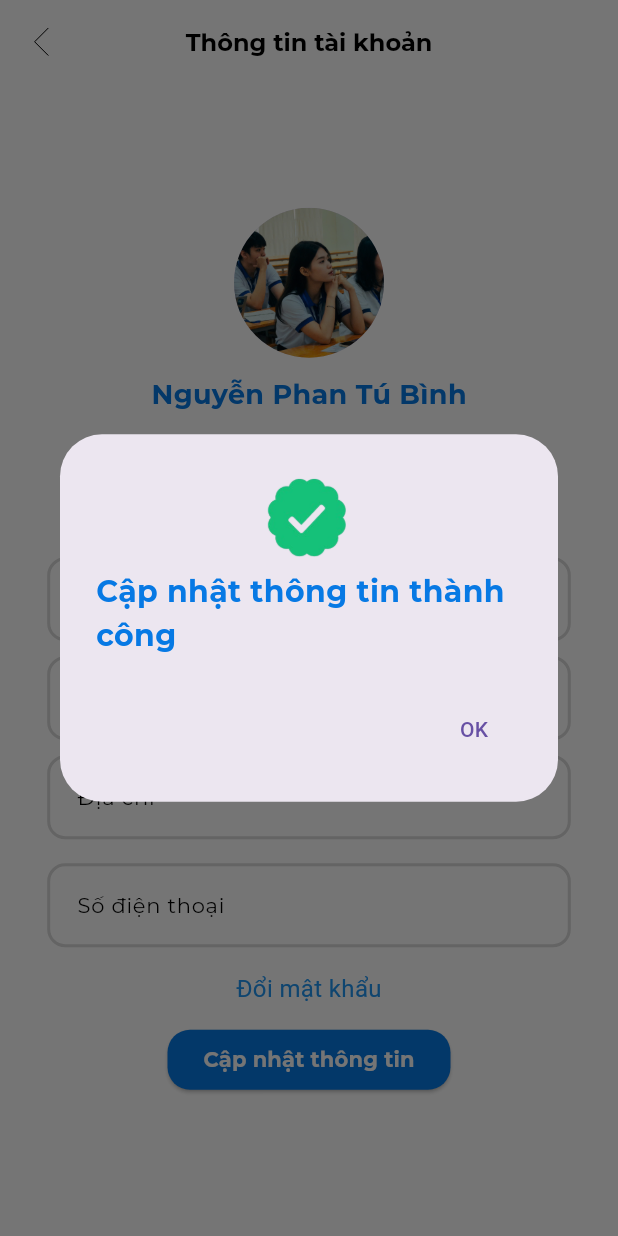
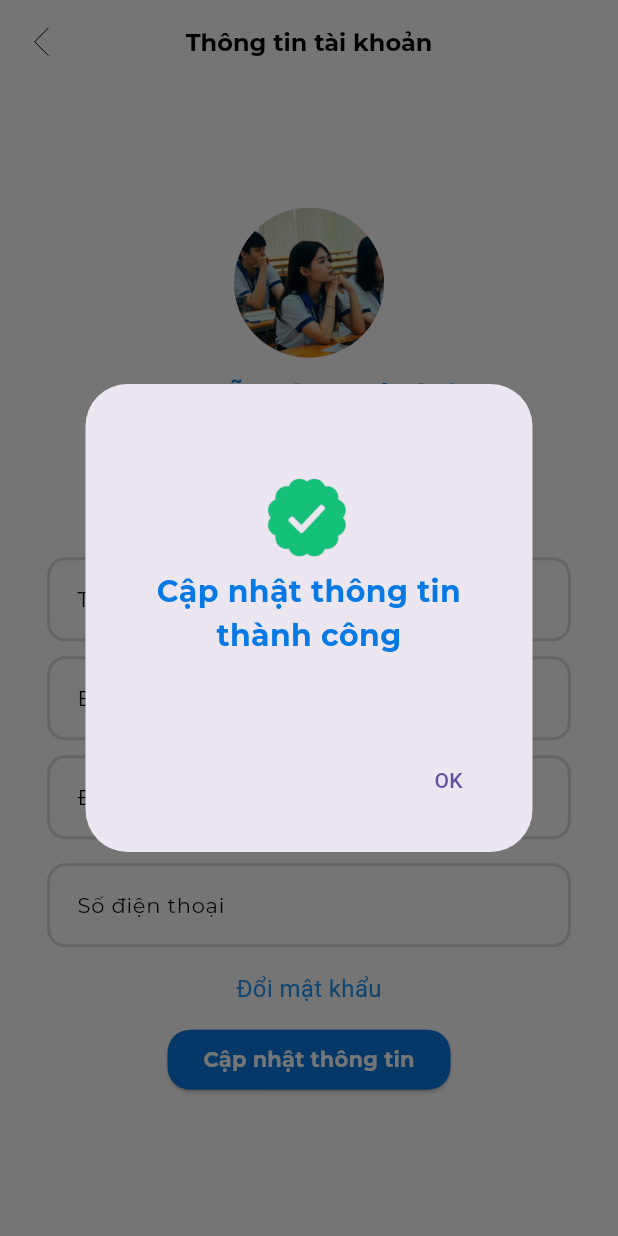
Before and after one commit to tubinguyen/Mobile-App, a Flutter app: the UpdateProfileScreen screen opened directly with empty values, after a tap on "Cập nhật thông tin", on a phone screen of 412 x 824 dp. Run offline on Flutter 3.47's test engine with Material 3 defaults, Android fonts, the phone set to English and light mode, and no system bars; our stand-ins replace flip_card, flutter_svg, flutter_tts, image_picker, permission_handler; Roboto replaces fonts that are missing (Semibold); project files that could hold a hidden picture were left out.

Commit message:
update profile creen and studysession

```diff
--- a/app_tienganh/lib/routes/navigation_page.dart
+++ b/app_tienganh/lib/routes/navigation_page.dart
@@ -1,5 +1,5 @@
 import 'package:flutter/material.dart';
-import '../views/cus/home_screen.dart';
+import '../views/cus/home_screen.dart';//0
 import '../views/cus/library_screen.dart';
 import '../views/cus/login_screen.dart';
 import '../views/cus/forget_password_screen.dart';
@@ -34,7 +34,7 @@ class NavigationPage extends StatefulWidget {
 class _NavigationPageState extends State<NavigationPage> {
   int _selectedIndex = 0;
 
-  final Set<int> _pagesWithHeader = {0, 1, 3, 4, 5, 12,14, 18, 19};
+  final Set<int> _pagesWithHeader = {0, 1, 3, 4, 5, 12,13,14,18, 19};
   final Set<int> _pagesWithBottomNavigationBar = {0, 1, 2, 3, 4};
 
   void _onItemTapped(int index) {
--- a/app_tienganh/lib/views/cus/order_screen.dart
+++ b/app_tienganh/lib/views/cus/order_screen.dart
@@ -67,7 +67,7 @@ class _OrderScreenState extends State<OrderScreen> {
      ),
 
         body: ListView.builder(
-          padding: const EdgeInsets.fromLTRB(21,14,21,0),
+          padding: const EdgeInsets.fromLTRB(10,14,10,0),
           itemCount: orders.length,
           itemBuilder: (context, index) {
             final order = orders[index];
--- a/app_tienganh/lib/views/cus/profile_screen.dart
+++ b/app_tienganh/lib/views/cus/profile_screen.dart
@@ -34,7 +34,7 @@ Widget build(BuildContext context) { // chữ context viết thường nha
       child: Padding(
         padding: const EdgeInsets.fromLTRB(31, 10, 31, 10),
         child: Column(
-          crossAxisAlignment: CrossAxisAlignment.center, // 🛠 thêm dòng này để canh giữa
+          crossAxisAlignment: CrossAxisAlignment.center, // thêm dòng này để canh giữa
           children: [
             //Account
             Account(profileImage: "assets/img/user.jpg", username: username),
--- a/app_tienganh/lib/views/cus/study_session_screen.dart
+++ b/app_tienganh/lib/views/cus/study_session_screen.dart
@@ -40,15 +40,13 @@ class _StudySessionPageState extends State<StudySessionPage> {
 @override
 Widget build(BuildContext context) {
   return Scaffold(
-    appBar: AppBar(
-      title: CustomNavBar(
+    appBar: CustomNavBar(
         title: "Học phần của bạn",
         leadingIconPath: "assets/img/back.svg",
         onLeadingPressed: () {
           widget.onNavigate(1);
         },
       ),
-    ),
     body: SafeArea(
       child: SingleChildScrollView(
         child: Padding(
--- a/app_tienganh/lib/views/cus/update_profile_screen.dart
+++ b/app_tienganh/lib/views/cus/update_profile_screen.dart
@@ -34,7 +34,11 @@ class _UpdateProfileScreenState extends State<UpdateProfileScreen>{
       context: context,
       builder: (BuildContext context) {
         return AlertDialog(
-          content: Column(
+          content: SizedBox(
+            width: 250,
+            height: 200,
+            child: Center(
+              child: Column(
                 mainAxisSize: MainAxisSize.min,
                 children: [
                   Image.asset(
@@ -42,15 +46,20 @@ class _UpdateProfileScreenState extends State<UpdateProfileScreen>{
                     width: 70,
                     height: 70,
                 ),
-                SizedBox(height: 5,),
-                Text('Cập nhật thông tin thành công',
+                SizedBox(height: 5),
+                Text(
+                  'Cập nhật thông tin thành công',
                   style: TextStyle(
                     fontSize: 20,
                     fontFamily: 'Montserrat',
                     color: AppColors.highlightDarkest,
-                  fontWeight: FontWeight.bold
-                ),)
+                    fontWeight: FontWeight.bold,
+                  ),
+                  textAlign: TextAlign.center,
+                ),
               ],
+            ),
+          ),
           ),
 
           actions: [
```
Lines whose indentation alone changed are shown as unchanged.
